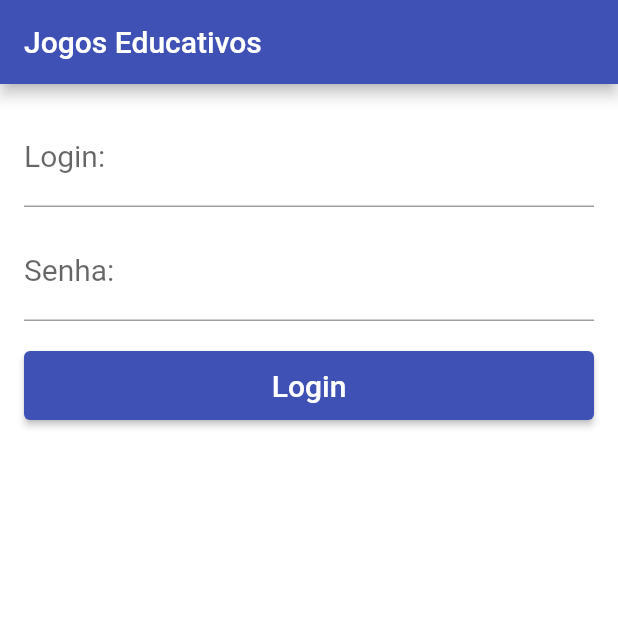
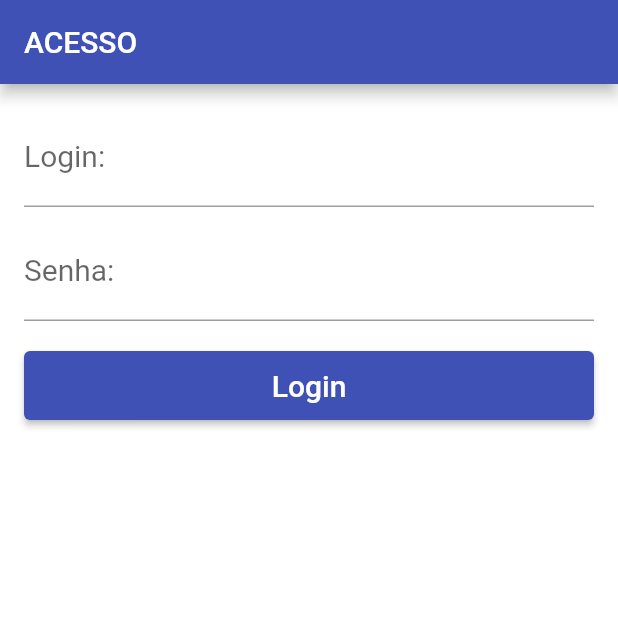
Before and after one commit to lucasbottrel/APP-Educativo, a Flutter app: the screen it shows after launch, on a phone screen of 412 x 824 dp, the top half of it. Run offline on Flutter 3.47's test engine with Material 2 defaults, Android fonts, the phone set to English and light mode, and no system bars; missing offline and left inert: app_educativo.

Commit message:
Correção

```diff
--- a/lib/pages/PaginaLogin.dart
+++ b/lib/pages/PaginaLogin.dart
@@ -16,7 +16,7 @@ class _PaginaLoginState extends State<PaginaLogin> {
   Widget build(BuildContext context) {
     return Scaffold(
       appBar: AppBar(
-        title: Text("Jogos Educativos"),
+        title: Text("ACESSO"),
       ),
       body: Form( //consegue armazenar o estado dos campos de texto e além disso, fazer a validação
         key: _formKey, //estado do formulário
```
